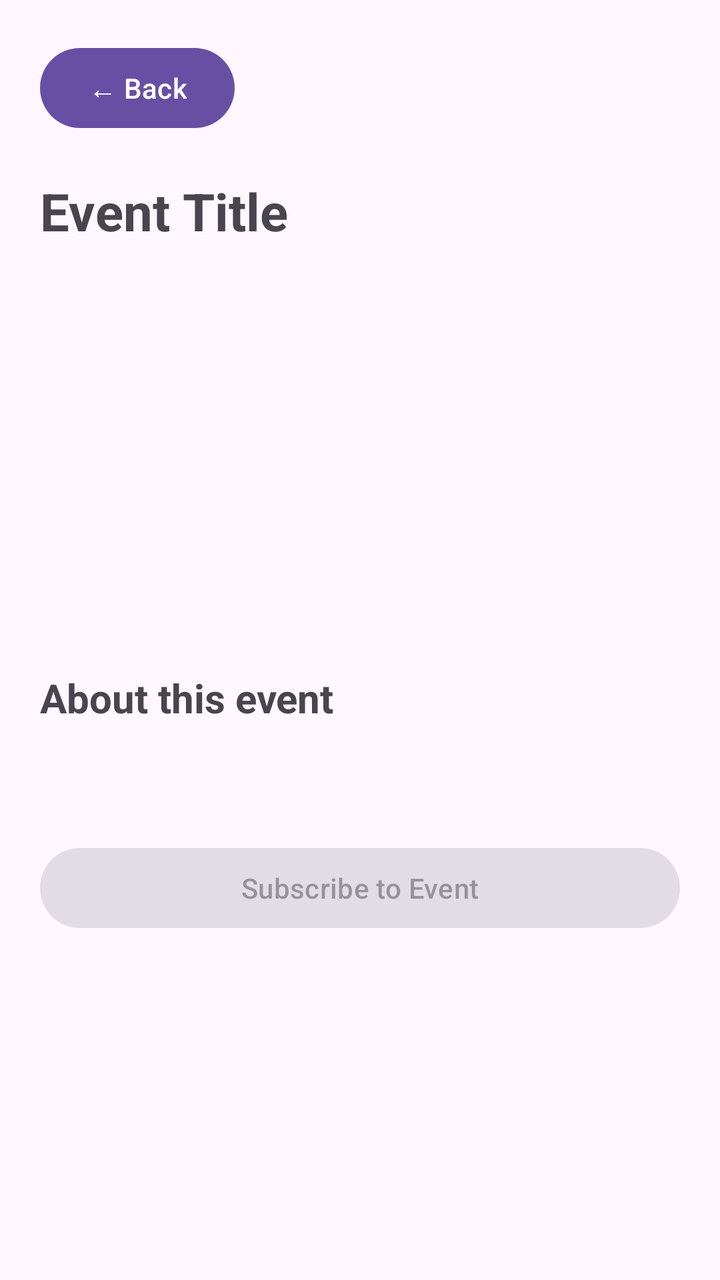
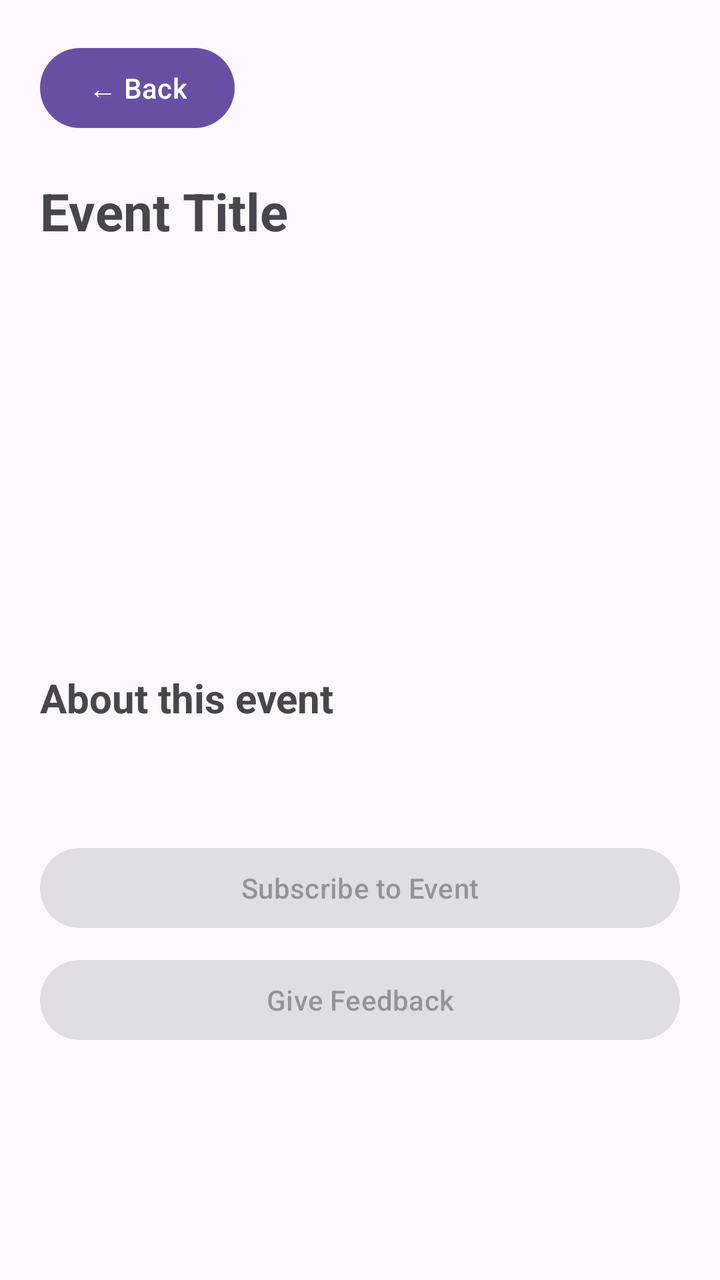

Two renders of the same Android screen: before a commit and after it. Below are the layout's source before the change and the commit's diff.
<!-- AndroidManifest.xml: application theme Theme.LibertiesEvents -->
<!-- res/layout/activity_event_details.xml -->
<?xml version="1.0" encoding="utf-8"?>
<ScrollView xmlns:android="http://schemas.android.com/apk/res/android"
    android:layout_width="match_parent"
    android:layout_height="match_parent"
    android:fillViewport="true">

    <LinearLayout
        android:layout_width="match_parent"
        android:layout_height="wrap_content"
        android:orientation="vertical"
        android:padding="20dp">

        
        <Button
            android:id="@+id/buttonBack"
            android:layout_width="wrap_content"
            android:layout_height="wrap_content"
            android:text="← Back"
            android:onClick="backClick"
            android:layout_marginBottom="20dp" />

        
        <TextView
            android:id="@+id/textTitle"
            android:layout_width="match_parent"
            android:layout_height="wrap_content"
            android:text="Event Title"
            android:textSize="26sp"
            android:textStyle="bold"
            android:layout_marginBottom="12dp" />

        
        <TextView
            android:id="@+id/textCategory"
            android:layout_width="match_parent"
            android:layout_height="wrap_content"
            android:textSize="16sp"
            android:layout_marginBottom="20dp" />

        
        <TextView
            android:id="@+id/textDate"
            android:layout_width="match_parent"
            android:layout_height="wrap_content"
            android:textSize="16sp"
            android:layout_marginBottom="16dp" />

        
        <TextView
            android:id="@+id/textVenue"
            android:layout_width="match_parent"
            android:layout_height="wrap_content"
            android:textSize="16sp"
            android:layout_marginBottom="16dp" />

        
        <TextView
            android:id="@+id/textAddress"
            android:layout_width="match_parent"
            android:layout_height="wrap_content"
            android:textSize="16sp"
            android:layout_marginBottom="16dp" />

        
        <TextView
            android:id="@+id/textOrganizer"
            android:layout_width="match_parent"
            android:layout_height="wrap_content"
            android:textSize="16sp"
            android:layout_marginBottom="24dp" />

        <TextView
            android:layout_width="match_parent"
            android:layout_height="wrap_content"
            android:text="About this event"
            android:textSize="20sp"
            android:textStyle="bold"
            android:layout_marginBottom="8dp" />

        
        <TextView
            android:id="@+id/textDescription"
            android:layout_width="match_parent"
            android:layout_height="wrap_content"
            android:textSize="16sp" />

        
        <Button
            android:id="@+id/buttonSubscribe"
            android:layout_width="match_parent"
            android:layout_height="wrap_content"
            android:text="Subscribe to Event"
            android:onClick="subscriptionClick"
            android:enabled="false"
            android:layout_marginTop="28dp" />

        
        <Button
            android:id="@+id/buttonReminder"
            android:layout_width="match_parent"
            android:layout_height="wrap_content"
            android:text="Set Reminder"
            android:onClick="reminderClick"
            android:visibility="gone"
            android:layout_marginTop="8dp" />

        
        <Button
            android:id="@+id/buttonCancelReminder"
            android:layout_width="match_parent"
            android:layout_height="wrap_content"
            android:text="Cancel Reminder"
            android:onClick="cancelReminderClick"
            android:visibility="gone"
            android:layout_marginTop="8dp" />

    </LinearLayout>

</ScrollView>
<!-- resources referenced by this layout -->
<resources>
  <style name="Theme.LibertiesEvents" parent="Base.Theme.LibertiesEvents" />
  <style name="Base.Theme.LibertiesEvents" parent="Theme.Material3.DayNight.NoActionBar">
          
          
      </style>
</resources>

<!-- the commit's change to res/layout/activity_event_details.xml (unified diff, before → after) -->
@@ -69,6 +69,7 @@
             android:textSize="16sp"
             android:layout_marginBottom="24dp" />
 
+        
         <TextView
             android:layout_width="match_parent"
             android:layout_height="wrap_content"
@@ -114,6 +115,16 @@
             android:visibility="gone"
             android:layout_marginTop="8dp" />
 
+        
+        <Button
+            android:id="@+id/buttonFeedback"
+            android:layout_width="match_parent"
+            android:layout_height="wrap_content"
+            android:text="Give Feedback"
+            android:onClick="feedbackClick"
+            android:enabled="false"
+            android:layout_marginTop="8dp" />
+
     </LinearLayout>
 
 </ScrollView>
